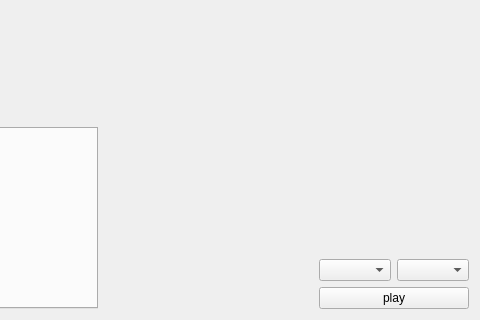
First picture: the form in ui/main.ui, repository hasanpasha/QtCinemana, before the edit; both pictures show x 320 to 800 and y 204 to 524 of the 800 by 524 pixel window.
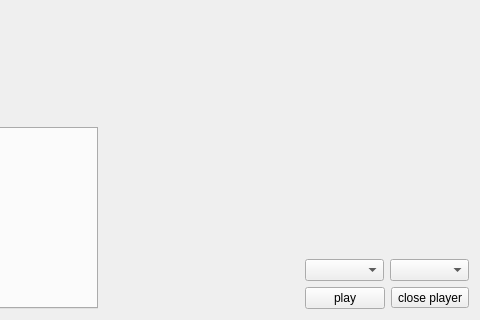
Second picture: the form after the edit. The open tabs and pages were chosen to show the change.

Commit message: run player on different thread

```diff
--- a/ui/main.ui
+++ b/ui/main.ui
@@ -499,11 +499,22 @@
                          </layout>
                         </item>
                         <item>
+                         <layout class="QHBoxLayout" name="horizontalLayout_11">
+                          <item>
                          <widget class="QPushButton" name="btnplay">
                           <property name="text">
                            <string>play</string>
                           </property>
                          </widget>
+                          </item>
+                          <item>
+                           <widget class="QToolButton" name="btncloseplayer">
+                            <property name="text">
+                             <string>close player</string>
+                            </property>
+                           </widget>
+                          </item>
+                         </layout>
                         </item>
                        </layout>
                       </item>
```
Left out of the diff: 2 changed lines with no effect on the pictures. Lines whose indentation alone changed are shown as unchanged. The commit also changes 3 other files.
